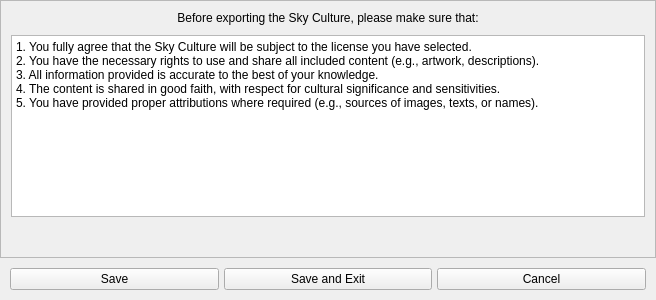
The window that plugins/SkyCultureMaker/src/gui/scmSkyCultureExportDialog.ui (Stellarium/stellarium) describes before a commit, drawn with Qt 5.
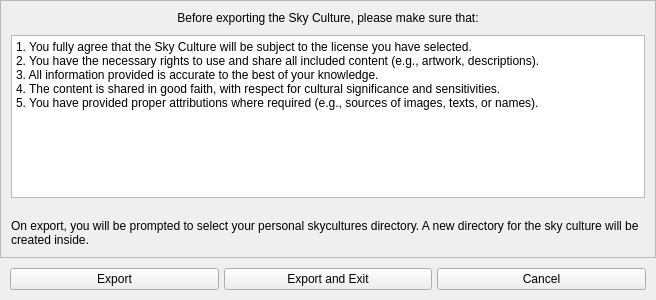
The same window after the commit. Custom widgets are drawn as their Qt base class.

Commit message: use export naming instead of save

```diff
--- a/plugins/SkyCultureMaker/src/gui/scmSkyCultureExportDialog.ui
+++ b/plugins/SkyCultureMaker/src/gui/scmSkyCultureExportDialog.ui
@@ -130,6 +130,16 @@
         </property>
        </spacer>
       </item>
+      <item>
+       <widget class="QLabel" name="label">
+        <property name="text">
+         <string>On export, you will be prompted to select your personal skycultures directory. A new directory for the sky culture will be created inside.</string>
+        </property>
+        <property name="wordWrap">
+         <bool>true</bool>
+        </property>
+       </widget>
+      </item>
      </layout>
     </widget>
    </item>
@@ -153,14 +163,14 @@
      <item>
       <widget class="QPushButton" name="saveBtn">
        <property name="text">
-        <string>Save</string>
+        <string>Export</string>
        </property>
       </widget>
      </item>
      <item>
       <widget class="QPushButton" name="saveAndExitBtn">
        <property name="text">
-        <string>Save and Exit</string>
+        <string>Export and Exit</string>
        </property>
       </widget>
      </item>
```
Left out of the diff: 4 changed lines with no effect on the pictures. The commit also changes 4 other files.
